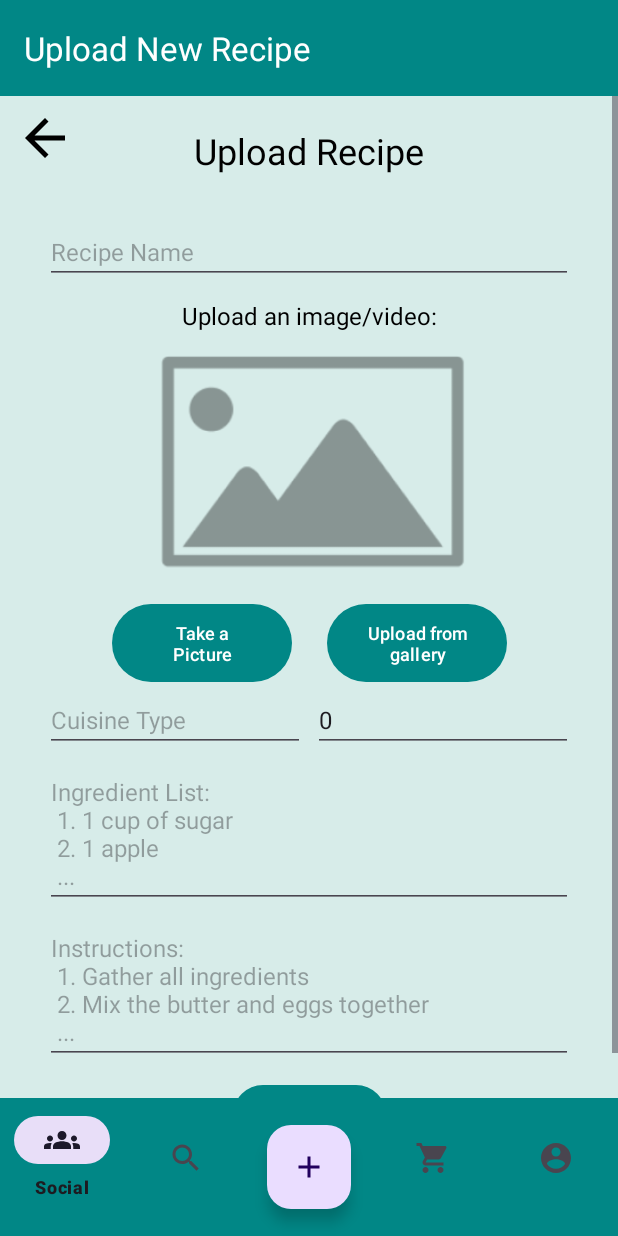
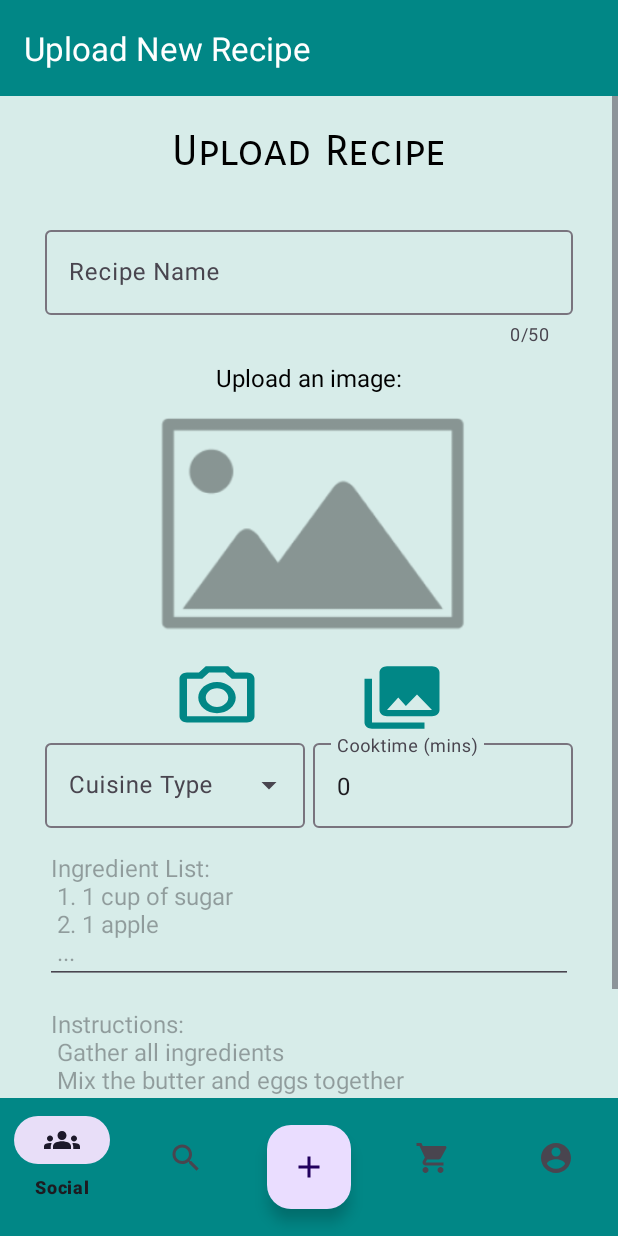
Before and after one commit to dyunus21/RecipeApp, an Android app: the UploadRecipeFragment screen opened through its navigation route, on a phone screen of 412 x 824 dp. Run offline under Robolectric (Android 15) with nearby library versions, the phone set to English and light mode, and no system bars; our stand-ins replace data binding, navigation-ui; libraries missing offline, so code that uses them is left out: com.parse; pictures from the network do not load; 26 statements that could not run were skipped.

Commit message:
Upload Recipe Page UI in progress

```diff
--- a/app/src/main/java/com/example/recipeapp/fragments/UploadRecipeFragment.java
+++ b/app/src/main/java/com/example/recipeapp/fragments/UploadRecipeFragment.java
@@ -12,6 +12,7 @@ import android.util.Log;
 import android.view.LayoutInflater;
 import android.view.View;
 import android.view.ViewGroup;
+import android.widget.ArrayAdapter;
 import android.widget.Toast;
 
 import androidx.annotation.NonNull;
@@ -81,7 +82,7 @@ public class UploadRecipeFragment extends Fragment {
     @Override
     public void onViewCreated(@NonNull View view, @Nullable Bundle savedInstanceState) {
         super.onViewCreated(view, savedInstanceState);
-
+        binding.actvCuisine.setAdapter(new ArrayAdapter<String>(getContext(), android.R.layout.simple_dropdown_item_1line,getResources().getStringArray(R.array.cuisine)));
         if (edited) {
             binding.btnDelete.setVisibility(View.VISIBLE);
         }
@@ -109,7 +110,7 @@ public class UploadRecipeFragment extends Fragment {
     private void initializePage() {
         binding.etRecipeName.setText(recipe.getTitle());
         Glide.with(getContext()).load(recipe.getImage().getUrl()).into(binding.ivImage);
-        binding.etCuisine.setText(recipe.getCuisineType());
+        binding.actvCuisine.setText(recipe.getCuisineType());
         binding.etCooktime.setText(String.valueOf(recipe.getCooktime()));
         String instructions = "";
         for (int i = 0; i < recipe.getInstructions().size(); i++) {
@@ -128,7 +129,7 @@ public class UploadRecipeFragment extends Fragment {
         progressDialog.setMessage("Uploading recipe...");
         progressDialog.show();
         final String title = binding.etRecipeName.getText().toString();
-        final String cuisineType = binding.etCuisine.getText().toString();
+        final String cuisineType = binding.actvCuisine.getText().toString();
         final int cooktime = Integer.parseInt(binding.etCooktime.getText().toString());
         final String ingredients = binding.etIngredientList.getText().toString();
         final String instructions = binding.etInstructions.getText().toString();
@@ -177,7 +178,7 @@ public class UploadRecipeFragment extends Fragment {
 
     private void clearPage() {
         binding.etRecipeName.setText("");
-        binding.etCuisine.setText("");
+        binding.actvCuisine.setText("");
         binding.etCooktime.setText("");
         binding.etIngredientList.setText("");
         binding.etInstructions.setText("");
--- a/app/src/main/res/layout/fragment_upload_recipe.xml
+++ b/app/src/main/res/layout/fragment_upload_recipe.xml
@@ -20,79 +20,39 @@
             android:layout_height="match_parent"
             tools:context=".fragments.UploadRecipeFragment">
 
-            <!-- TODO: Show hint even after user starts typing in editText -->
-
-            <Button
-                android:id="@+id/btnTakePic"
-                android:layout_width="120dp"
-                android:layout_height="60dp"
-                android:layout_marginStart="10dp"
-                android:text="Take a Picture"
-                android:textSize="12sp"
-                app:layout_constraintStart_toStartOf="@+id/ivImage"
-                app:layout_constraintTop_toBottomOf="@+id/ivImage" />
-
-            <Button
-                android:id="@+id/btnGallery"
-                android:layout_width="120dp"
-                android:layout_height="60dp"
-                android:layout_marginEnd="10dp"
-                android:onClick="@{(view)->fragmentUploadRecipeController.imageClient.onPickPhoto(view)}"
-                android:text="Upload from gallery"
-                android:textSize="12sp"
-                app:layout_constraintEnd_toEndOf="@+id/ivImage"
-                app:layout_constraintTop_toBottomOf="@+id/ivImage" />
-
-            <EditText
-                android:id="@+id/etInstructions"
-                android:layout_width="0dp"
-                android:layout_height="wrap_content"
-                android:layout_marginStart="30dp"
-                android:layout_marginTop="5dp"
-                android:layout_marginEnd="30dp"
-                android:ems="10"
-                android:gravity="start|top"
-                android:hint="Instructions: \n 1. Gather all ingredients \n 2. Mix the butter and eggs together \n ..."
-                android:inputType="textMultiLine"
-                app:layout_constraintEnd_toEndOf="parent"
-                app:layout_constraintStart_toStartOf="parent"
-                app:layout_constraintTop_toBottomOf="@+id/etIngredientList" />
-
             <TextView
                 android:id="@+id/tvUploadText"
+                style="@style/Title"
                 android:layout_width="wrap_content"
                 android:layout_height="wrap_content"
                 android:layout_marginTop="20dp"
                 android:text="Upload Recipe"
-                android:textSize="24sp"
                 app:layout_constraintEnd_toEndOf="parent"
                 app:layout_constraintStart_toStartOf="parent"
                 app:layout_constraintTop_toTopOf="parent" />
 
-            <EditText
-                android:id="@+id/etRecipeName"
-                android:layout_width="0dp"
+            <com.google.android.material.textfield.TextInputLayout
+                android:layout_width="match_parent"
                 android:layout_height="wrap_content"
                 android:layout_marginStart="30dp"
                 android:layout_marginTop="30dp"
                 android:layout_marginEnd="30dp"
-                android:ems="10"
-                android:gravity="start|top"
-                android:hint="Recipe Name"
-                android:inputType="textPersonName"
                 app:layout_constraintEnd_toEndOf="parent"
                 app:layout_constraintStart_toStartOf="parent"
-                app:layout_constraintTop_toBottomOf="@+id/tvUploadText" />
+                app:layout_constraintTop_toBottomOf="@+id/tvUploadText"
+                android:hint="Recipe Name"
+                app:counterEnabled="true"
+                app:counterMaxLength="50"
+                android:id="@+id/tilRecipeName">
+                <EditText
+                    android:id="@+id/etRecipeName"
+                    android:layout_width="match_parent"
+                    android:layout_height="wrap_content"
+                    android:ems="10"
+                    android:inputType="textPersonName"
+                    />
+            </com.google.android.material.textfield.TextInputLayout>
 
-            <TextView
-                android:id="@+id/tvUploadImageText"
-                android:layout_width="wrap_content"
-                android:layout_height="wrap_content"
-                android:layout_marginTop="10dp"
-                android:text="Upload an image/video:"
-                app:layout_constraintEnd_toEndOf="@+id/etRecipeName"
-                app:layout_constraintStart_toStartOf="@+id/etRecipeName"
-                app:layout_constraintTop_toBottomOf="@+id/etRecipeName" />
 
             <ImageView
                 android:id="@+id/ivImage"
@@ -104,29 +64,67 @@
                 app:layout_constraintStart_toStartOf="@+id/tvUploadImageText"
                 app:layout_constraintTop_toBottomOf="@+id/tvUploadImageText" />
 
-            <EditText
-                android:id="@+id/etCuisine"
+            <Button
+                android:id="@+id/btnTakePic"
+                android:layout_width="60dp"
+                android:layout_height="50dp"
+                android:layout_marginStart="50dp"
+                android:background="@drawable/ic_outline_photo_camera_24"
+                app:layout_constraintStart_toStartOf="@+id/ivImage"
+                app:layout_constraintTop_toBottomOf="@+id/ivImage" />
+
+            <Button
+                android:id="@+id/btnGallery"
+                android:layout_width="60dp"
+                android:layout_height="0dp"
+                android:layout_marginEnd="50dp"
+                android:background="@drawable/ic_baseline_photo_library_24"
+                android:onClick="@{(view)->fragmentUploadRecipeController.imageClient.onPickPhoto(view)}"
+                app:layout_constraintBottom_toBottomOf="@+id/btnTakePic"
+                app:layout_constraintEnd_toEndOf="@+id/ivImage"
+                app:layout_constraintTop_toTopOf="@+id/btnTakePic" />
+
+            <com.google.android.material.textfield.TextInputLayout
+                android:id="@+id/tilCuisine"
+                style="@style/Widget.Material3.TextInputLayout.OutlinedBox.ExposedDropdownMenu"
                 android:layout_width="173dp"
                 android:layout_height="wrap_content"
                 android:layout_marginStart="30dp"
-                android:ems="10"
                 android:hint="Cuisine Type"
-                android:inputType="textPersonName"
                 app:layout_constraintStart_toStartOf="parent"
-                app:layout_constraintTop_toTopOf="@+id/etCooktime" />
+                app:layout_constraintTop_toTopOf="@+id/tilCooktime">
 
-            <EditText
-                android:id="@+id/etCooktime"
+                <AutoCompleteTextView
+                    android:id="@+id/actvCuisine"
+                    android:layout_width="match_parent"
+                    android:layout_height="wrap_content"
+
+                    android:ems="10"
+
+                    android:inputType="textPersonName" />
+
+            </com.google.android.material.textfield.TextInputLayout>
+
+
+            <com.google.android.material.textfield.TextInputLayout
+                android:id="@+id/tilCooktime"
                 android:layout_width="0dp"
                 android:layout_height="wrap_content"
                 android:layout_marginStart="5dp"
                 android:layout_marginEnd="30dp"
-                android:ems="10"
-                android:hint="Cooktime (minutes)"
-                android:inputType="textPersonName"
+                android:hint="Cooktime (mins)"
                 app:layout_constraintEnd_toEndOf="parent"
-                app:layout_constraintStart_toEndOf="@+id/etCuisine"
-                app:layout_constraintTop_toBottomOf="@+id/btnGallery" />
+                app:layout_constraintStart_toEndOf="@+id/tilCuisine"
+                app:layout_constraintTop_toBottomOf="@+id/btnGallery">
+
+                <EditText
+                    android:id="@+id/etCooktime"
+                    android:layout_width="match_parent"
+                    android:layout_height="wrap_content"
+
+                    android:ems="10"
+                    android:inputType="number" />
+            </com.google.android.material.textfield.TextInputLayout>
 
             <EditText
                 android:id="@+id/etIngredientList"
@@ -141,7 +139,32 @@
                 android:inputType="textMultiLine"
                 app:layout_constraintEnd_toEndOf="parent"
                 app:layout_constraintStart_toStartOf="parent"
-                app:layout_constraintTop_toBottomOf="@+id/etCuisine" />
+                app:layout_constraintTop_toBottomOf="@+id/tilCuisine" />
+
+            <EditText
+                android:id="@+id/etInstructions"
+                android:layout_width="0dp"
+                android:layout_height="wrap_content"
+                android:layout_marginStart="30dp"
+                android:layout_marginTop="5dp"
+                android:layout_marginEnd="30dp"
+                android:ems="10"
+                android:gravity="start|top"
+                android:hint="Instructions: \n Gather all ingredients \n Mix the butter and eggs together \n ..."
+                android:inputType="textMultiLine"
+                app:layout_constraintEnd_toEndOf="parent"
+                app:layout_constraintStart_toStartOf="parent"
+                app:layout_constraintTop_toBottomOf="@+id/etIngredientList" />
+
+            <TextView
+                android:id="@+id/tvUploadImageText"
+                android:layout_width="wrap_content"
+                android:layout_height="wrap_content"
+                android:layout_marginTop="10dp"
+                android:text="Upload an image:"
+                app:layout_constraintEnd_toEndOf="@+id/tilRecipeName"
+                app:layout_constraintStart_toStartOf="@+id/tilRecipeName"
+                app:layout_constraintTop_toBottomOf="@+id/tilRecipeName" />
 
             <Button
                 android:id="@+id/btnPublish"
@@ -153,19 +176,6 @@
                 app:layout_constraintEnd_toEndOf="parent"
                 app:layout_constraintStart_toStartOf="parent"
                 app:layout_constraintTop_toBottomOf="@+id/etInstructions" />
-
-            <ImageButton
-                android:id="@+id/ibBack"
-                android:layout_width="40dp"
-                android:layout_height="40dp"
-                android:layout_marginStart="10dp"
-                android:layout_marginTop="8dp"
-                android:background="?attr/homeAsUpIndicator"
-                android:backgroundTint="@color/black"
-                android:onClick="@{(view)->fragmentUploadRecipeController.goBack()}"
-                app:layout_constraintStart_toStartOf="parent"
-                app:layout_constraintTop_toTopOf="parent"
-                tools:ignore="TouchTargetSizeCheck,SpeakableTextPresentCheck" />
 
             <Button
                 android:id="@+id/btnDelete"
```
